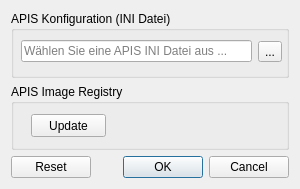
APIS-Luftbildarchiv/APIS, file APIS/forms/apis_settings_form.ui: the form before one commit.
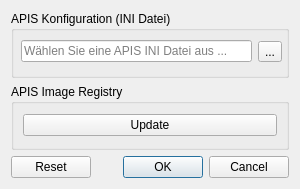
The form after the commit. Icons and pictures are not drawn.

The edit to the form file:
```diff
--- a/APIS/forms/apis_settings_form.ui
+++ b/APIS/forms/apis_settings_form.ui
@@ -88,19 +88,25 @@
      <property name="title">
       <string>APIS Image Registry</string>
      </property>
+     <layout class="QVBoxLayout" name="verticalLayout_2">
+      <item>
      <widget class="QPushButton" name="uiUpdateImageRegistryBtn">
-      <property name="geometry">
-       <rect>
-        <x>20</x>
-        <y>30</y>
-        <width>75</width>
-        <height>23</height>
-       </rect>
-      </property>
       <property name="text">
        <string>Update</string>
       </property>
-     </widget>
+        <property name="icon">
+         <iconset resource="resource.qrc">
+          <normaloff>:/plugins/APIS/icons/update.png</normaloff>:/plugins/APIS/icons/update.png</iconset>
+        </property>
+        <property name="iconSize">
+         <size>
+          <width>30</width>
+          <height>30</height>
+         </size>
+        </property>
+       </widget>
+      </item>
+     </layout>
     </widget>
    </item>
    <item>
```
Left out of the diff: 4 changed lines with no effect on the pictures. Lines whose indentation alone changed are shown as unchanged.
